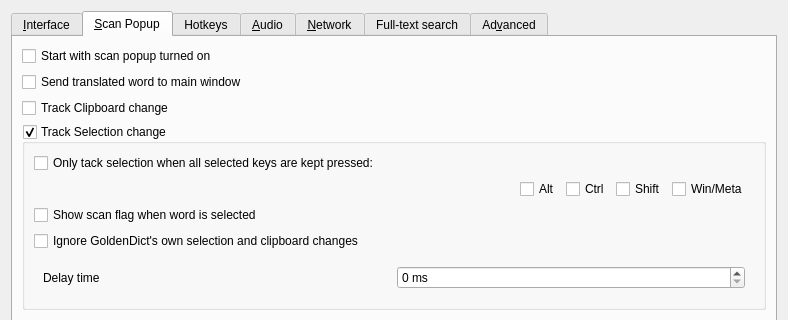
The window that src/ui/preferences.ui (xiaoyifang/goldendict-ng) describes before a commit, drawn with Qt 5; both pictures show x 0 to 788 and y 0 to 320 of the 788 by 730 pixel window.
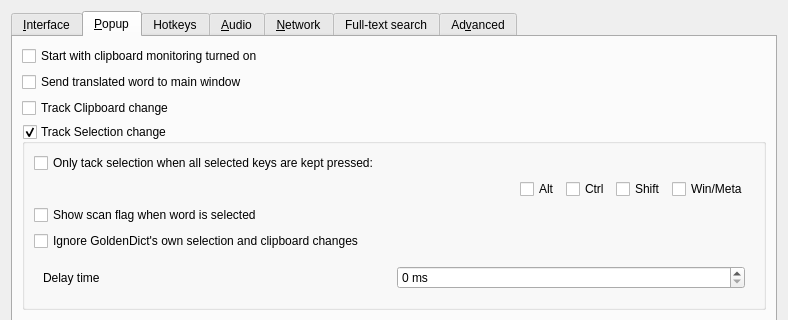
The same window after the commit. The open tabs and pages were chosen to show the change. Icons and pictures are not drawn. Custom widgets are drawn as their Qt base class.

Patch:
```diff
--- a/src/ui/preferences.ui
+++ b/src/ui/preferences.ui
@@ -523,7 +523,7 @@
         <normaloff>:/icons/wizard.svg</normaloff>:/icons/wizard.svg</iconset>
       </attribute>
       <attribute name="title">
-       <string>&amp;Scan Popup</string>
+       <string>&amp;Popup</string>
       </attribute>
       <layout class="QVBoxLayout" name="verticalLayout_10">
        <item>
@@ -533,7 +533,7 @@
 the program would always start with the scan popup active.</string>
          </property>
          <property name="text">
-          <string>Start with scan popup turned on</string>
+          <string>Start with clipboard monitoring turned on</string>
          </property>
         </widget>
        </item>
```
Left out of the diff: 5 changed lines with no effect on the pictures.
